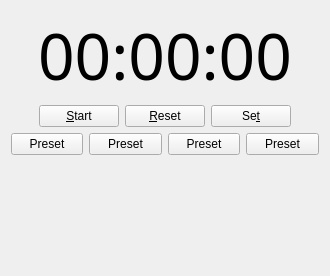
Qt form src/countdowntimer.ui (DC23/practice-timer) before a commit.
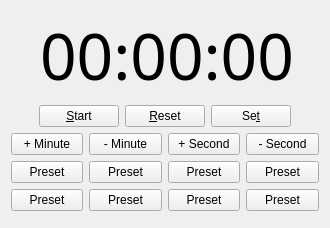
The same form after that commit. Icons and pictures are not drawn.

Commit message: started adding extra buttons

What changed in the file:
```diff
--- a/src/countdowntimer.ui
+++ b/src/countdowntimer.ui
@@ -7,13 +7,19 @@
     <x>0</x>
     <y>0</y>
     <width>330</width>
-    <height>276</height>
+    <height>228</height>
    </rect>
   </property>
+  <property name="sizePolicy">
+   <sizepolicy hsizetype="Preferred" vsizetype="Expanding">
+    <horstretch>0</horstretch>
+    <verstretch>0</verstretch>
+   </sizepolicy>
+  </property>
   <property name="minimumSize">
    <size>
     <width>330</width>
-    <height>140</height>
+    <height>228</height>
    </size>
   </property>
   <property name="windowTitle">
@@ -27,6 +33,24 @@
   <layout class="QVBoxLayout" name="verticalLayout">
    <item>
     <widget class="QLabel" name="timeLabel">
+     <property name="sizePolicy">
+      <sizepolicy hsizetype="Preferred" vsizetype="Fixed">
+       <horstretch>0</horstretch>
+       <verstretch>100</verstretch>
+      </sizepolicy>
+     </property>
+     <property name="minimumSize">
+      <size>
+       <width>312</width>
+       <height>88</height>
+      </size>
+     </property>
+     <property name="baseSize">
+      <size>
+       <width>312</width>
+       <height>88</height>
+      </size>
+     </property>
      <property name="font">
       <font>
        <family>Droid Sans Mono</family>
@@ -98,6 +122,64 @@
      </item>
     </layout>
    </item>
+   <item>
+    <layout class="QHBoxLayout" name="horizontalLayout_5">
+     <item>
+      <spacer name="horizontalSpacer_7">
+       <property name="orientation">
+        <enum>Qt::Horizontal</enum>
+       </property>
+       <property name="sizeHint" stdset="0">
+        <size>
+         <width>40</width>
+         <height>20</height>
+        </size>
+       </property>
+      </spacer>
+     </item>
+     <item>
+      <widget class="QPushButton" name="add_minute">
+       <property name="text">
+        <string>+ Minute</string>
+       </property>
+      </widget>
+     </item>
+     <item>
+      <widget class="QPushButton" name="sub_minute">
+       <property name="text">
+        <string>- Minute</string>
+       </property>
+      </widget>
+     </item>
+     <item>
+      <widget class="QPushButton" name="add_sec">
+       <property name="text">
+        <string>+ Second</string>
+       </property>
+      </widget>
+     </item>
+     <item>
+      <widget class="QPushButton" name="sub_sec">
+       <property name="text">
+        <string>- Second</string>
+       </property>
+      </widget>
+     </item>
+     <item>
+      <spacer name="horizontalSpacer_8">
+       <property name="orientation">
+        <enum>Qt::Horizontal</enum>
+       </property>
+       <property name="sizeHint" stdset="0">
+        <size>
+         <width>40</width>
+         <height>20</height>
+        </size>
+       </property>
+      </spacer>
+     </item>
+    </layout>
+   </item>
    <item>
     <layout class="QHBoxLayout" name="horizontalLayout_3">
      <item>
@@ -156,6 +238,64 @@
      </item>
     </layout>
    </item>
+   <item>
+    <layout class="QHBoxLayout" name="horizontalLayout_4">
+     <item>
+      <spacer name="horizontalSpacer_5">
+       <property name="orientation">
+        <enum>Qt::Horizontal</enum>
+       </property>
+       <property name="sizeHint" stdset="0">
+        <size>
+         <width>40</width>
+         <height>20</height>
+        </size>
+       </property>
+      </spacer>
+     </item>
+     <item>
+      <widget class="QPushButton" name="preset5">
+       <property name="text">
+        <string>Preset</string>
+       </property>
+      </widget>
+     </item>
+     <item>
+      <widget class="QPushButton" name="preset6">
+       <property name="text">
+        <string>Preset</string>
+       </property>
+      </widget>
+     </item>
+     <item>
+      <widget class="QPushButton" name="preset7">
+       <property name="text">
+        <string>Preset</string>
+       </property>
+      </widget>
+     </item>
+     <item>
+      <widget class="QPushButton" name="preset8">
+       <property name="text">
+        <string>Preset</string>
+       </property>
+      </widget>
+     </item>
+     <item>
+      <spacer name="horizontalSpacer_6">
+       <property name="orientation">
+        <enum>Qt::Horizontal</enum>
+       </property>
+       <property name="sizeHint" stdset="0">
+        <size>
+         <width>40</width>
+         <height>20</height>
+        </size>
+       </property>
+      </spacer>
+     </item>
+    </layout>
+   </item>
    <item>
     <spacer name="verticalSpacer">
      <property name="orientation">
```
Left out of the diff: 45 changed lines with no effect on the pictures. The commit also changes 2 other files.
